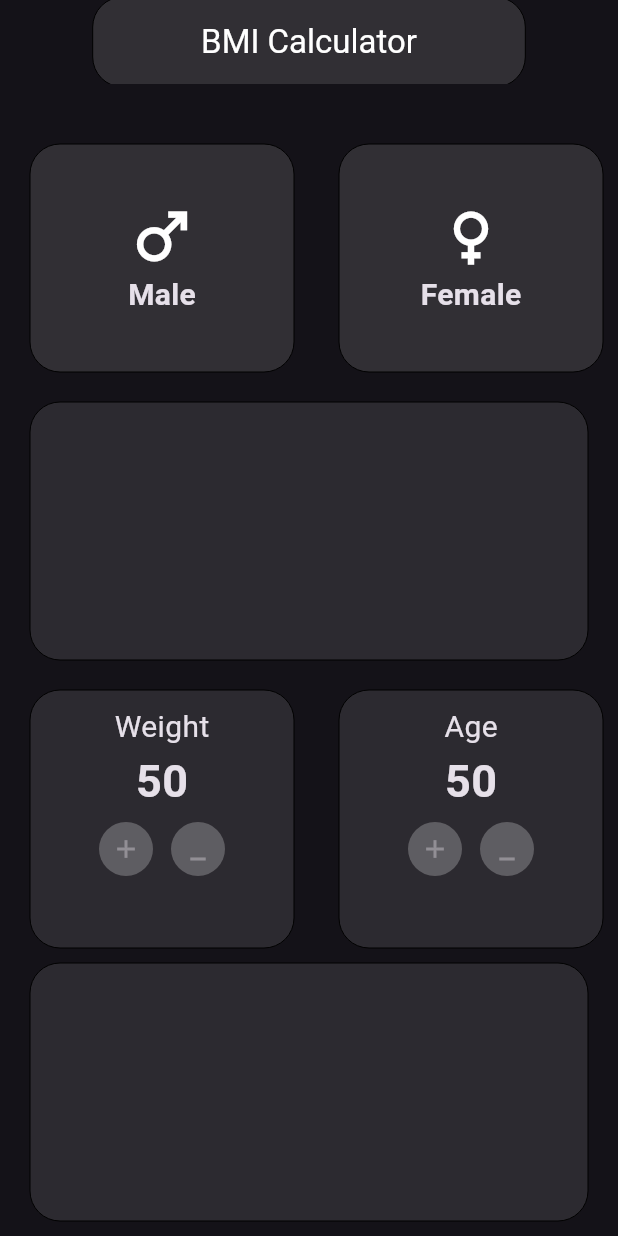
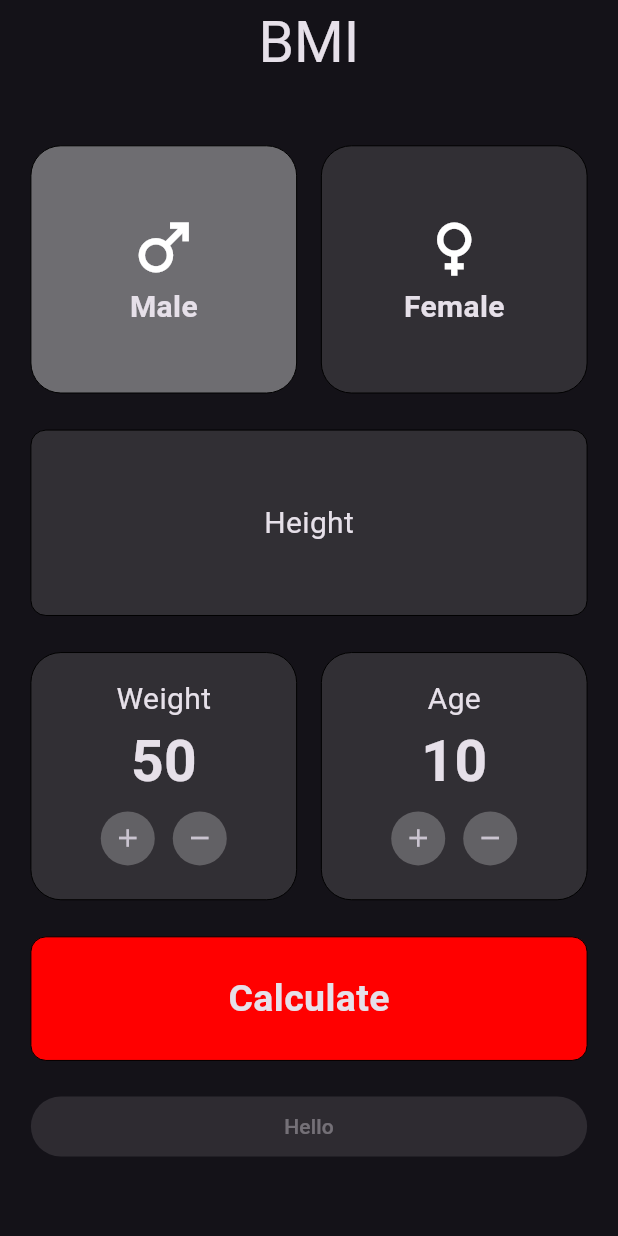
Before and after one commit to RanaMahadAhmer/BMI_Calculator, a Flutter app: the screen it shows after launch, on a phone screen of 412 x 824 dp. Run offline on Flutter 3.47's test engine with Material 2 defaults, Android fonts, the phone set to English and light mode, and no system bars.

Commit message:
Made Some Major Changes In UI

```diff
--- /dev/null
+++ b/lib/constants.dart
@@ -0,0 +1,31 @@
+import 'package:flutter/material.dart';
+
+int weight = 50;
+int age = 10;
+
+Color maleCardColor = Colors.white38;
+Color femaleCardColor = Colors.white12;
+bool maleSelected = true;
+
+changeGenderCardColor() {
+  if (maleSelected) {
+    maleCardColor = Colors.white38;
+    femaleCardColor = Colors.white10;
+  } else {
+    maleCardColor = Colors.white10;
+    femaleCardColor = Colors.white38;
+  }
+}
+
+decorateBox({required Color color, required double radius}) {
+  return BoxDecoration(
+    color: color,
+    border: Border.all(width: 0),
+    borderRadius: BorderRadius.circular(radius),
+  );
+}
+
+ButtonStyle buttonStyle = const ButtonStyle(
+  minimumSize: MaterialStatePropertyAll(Size(20, 20)),
+  backgroundColor: MaterialStatePropertyAll(Colors.white24),
+);
--- a/lib/main.dart
+++ b/lib/main.dart
@@ -1,4 +1,6 @@
 import 'package:flutter/material.dart';
+
+import 'constants.dart';
 
 void main() => runApp(const MyApp());
 
@@ -16,39 +18,12 @@ class MyApp extends StatelessWidget {
         child: Scaffold(
           appBar: AppBar(
             centerTitle: true,
-            shape: RoundedRectangleBorder(
-                borderRadius: BorderRadius.circular(100)),
-            title: const AppTitle(),
+            title: const Text(
+              "BMI",
+              style: TextStyle(fontSize: 38),
+            ),
           ),
           body: const AppBody(),
-        ),
-      ),
-      debugShowCheckedModeBanner: false,
-    );
-  }
-}
-
-class AppTitle extends StatefulWidget {
-  const AppTitle({super.key});
-
-  @override
-  State<AppTitle> createState() => _AppTitleState();
-}
-
-class _AppTitleState extends State<AppTitle> {
-  @override
-  Widget build(BuildContext context) {
-    return Container(
-      width: MediaQuery.of(context).size.width * 0.7,
-      height: 60,
-      decoration: BoxDecoration(
-          color: Colors.white12,
-          border: Border.all(width: 0),
-          borderRadius: BorderRadius.circular(20)),
-      child: const Center(
-        child: Text(
-          "BMI Calculator",
-          style: TextStyle(color: Colors.white),
         ),
       ),
     );
@@ -63,22 +38,9 @@ class AppBody extends StatefulWidget {
 }
 
 class _AppBodyState extends State<AppBody> {
-  Color selectedColor = Colors.white12;
-  Color selectedColor2 = Colors.white12;
-  int weight = 50;
-  int age = 10;
-
-  Yes() {
+  changeData(int data, int change) {
     setState(() {
-      selectedColor = Colors.white10;
-      selectedColor2 = Colors.white12;
-    });
-  }
-
-  No() {
-    setState(() {
-      selectedColor = Colors.white12;
-      selectedColor2 = Colors.white10;
+      data = data + change;
     });
   }
 
@@ -86,13 +48,16 @@ class _AppBodyState extends State<AppBody> {
       {required IconData icon,
       required String text,
       required Color color,
-      required VoidCallback fun}) {
+      required bool selectMale}) {
     return GestureDetector(
       onTap: () {
-        fun();
+        setState(() {
+          maleSelected = selectMale;
+          changeGenderCardColor();
+        });
       },
       child: Container(
-        margin: const EdgeInsets.only(top: 40, left: 20, right: 10),
+        width: MediaQuery.of(context).size.width * 0.43,
         decoration: BoxDecoration(
           color: color,
           border: Border.all(width: 0),
@@ -115,124 +80,158 @@ class _AppBodyState extends State<AppBody> {
     );
   }
 
-  Widget _createValuedCard({required String text, required Function fun}) {
-    return GestureDetector(
-      onTap: () {
+  Widget _createButton({required IconData icon, required VoidCallback fun}) {
+    return IconButton(
+      splashColor: Colors.red,
+      onPressed: () {
+        setState(() {
           fun();
+        });
       },
-      child: Container(
-        margin: const EdgeInsets.only(top: 20, left: 20, right: 10),
-        padding: const EdgeInsets.only(top: 10),
-        decoration: BoxDecoration(
-          color: Colors.white10,
-          border: Border.all(width: 0),
-          borderRadius: BorderRadius.circular(20),
-        ),
+      iconSize: 20,
+      style: buttonStyle,
+      icon: Icon(icon),
+    );
+  }
+
+  Widget _createValuedCard(
+      {required String text,
+      required int value,
+      required VoidCallback addFun,
+      required VoidCallback subFun}) {
+    return Container(
+      width: MediaQuery.of(context).size.width * 0.43,
+      decoration: decorateBox(color: Colors.white12, radius: 20),
       child: Column(
+        mainAxisAlignment: MainAxisAlignment.center,
         children: [
           Text(
             text,
             style: const TextStyle(fontSize: 20),
           ),
           Text(
-              weight.toString(),
-              style: const TextStyle(fontSize: 30, fontWeight: FontWeight.bold),
+            value.toString(),
+            style: const TextStyle(fontSize: 38, fontWeight: FontWeight.bold),
           ),
-            const Row(
+          Row(
             mainAxisAlignment: MainAxisAlignment.center,
             children: [
-                IconButton(
-                  onPressed: null,
-                  iconSize: 20,
-                  style: ButtonStyle(
-                      minimumSize: MaterialStatePropertyAll(Size(20, 20)),
-                      backgroundColor:
-                          MaterialStatePropertyAll(Colors.white24)),
-                  icon: Icon(Icons.add),
-                ),
-                IconButton(
-                  onPressed: null,
-                  iconSize: 20,
-                  style: ButtonStyle(
-                      minimumSize: MaterialStatePropertyAll(Size(20, 20)),
-                      backgroundColor:
-                          MaterialStatePropertyAll(Colors.white24)),
-                  icon: Icon(Icons.minimize),
-                ),
+              _createButton(icon: Icons.add, fun: addFun),
+              _createButton(icon: Icons.remove, fun: subFun),
             ],
           )
         ],
       ),
-      ),
     );
   }
 
+  Widget insertTopPadding(double num) {
+    return SizedBox(height: num);
+  }
+
+  // TODO: Modularize Into Screen
   @override
   Widget build(BuildContext context) {
-    return Column(
-      mainAxisAlignment: MainAxisAlignment.spaceAround,
+    return Padding(
+      padding: EdgeInsets.symmetric(
+          horizontal: MediaQuery.of(context).size.width * .05),
+      child: Column(
         crossAxisAlignment: CrossAxisAlignment.stretch,
         children: [
-        Expanded(
+          insertTopPadding(MediaQuery.of(context).size.height * 0.05),
+          SizedBox(
+            height: MediaQuery.of(context).size.height * 0.2,
+            width: MediaQuery.of(context).size.width * 0.9,
             child: Row(
-            crossAxisAlignment: CrossAxisAlignment.stretch,
+              mainAxisAlignment: MainAxisAlignment.spaceBetween,
               children: [
-              Expanded(
-                child: _createGenderCards(
+                _createGenderCards(
                     icon: Icons.male,
                     text: 'Male',
-                    color: selectedColor,
-                    fun: Yes),
-              ),
-              Expanded(
-                child: _createGenderCards(
+                    color: maleCardColor,
+                    selectMale: true),
+                _createGenderCards(
                     icon: Icons.female,
                     text: 'Female',
-                    color: selectedColor2,
-                    fun: No),
+                    color: femaleCardColor,
+                    selectMale: false),
+              ],
+            ),
+          ),
+          insertTopPadding(MediaQuery.of(context).size.height * 0.03),
+          Container(
+            width: MediaQuery.of(context).size.width * 0.9,
+            height: MediaQuery.of(context).size.height * 0.15,
+            decoration: decorateBox(color: Colors.white12, radius: 10),
+            child: const Column(
+              mainAxisAlignment: MainAxisAlignment.center,
+              children: [
+                Text(
+                  "Height",
+                  style: TextStyle(fontSize: 20),
+                ),
+                // TODO: Implement A Slider
+                // Slider(value: 10, onChanged: null),
+              ],
+            ),
+          ),
+          insertTopPadding(MediaQuery.of(context).size.height * 0.03),
+          SizedBox(
+            width: MediaQuery.of(context).size.width * 0.9,
+            height: MediaQuery.of(context).size.height * 0.20,
+            child: Row(
+              mainAxisAlignment: MainAxisAlignment.spaceBetween,
+              children: [
+                _createValuedCard(
+                  text: 'Weight',
+                  value: weight,
+                  addFun: () {
+                    (weight < 140) ? ++weight : weight;
+                  },
+                  subFun: () {
+                    (weight > 1) ? --weight : weight;
+                  },
+                ),
+                _createValuedCard(
+                  text: 'Age',
+                  value: age,
+                  addFun: () {
+                    (age < 140) ? ++age : age;
+                  },
+                  subFun: () {
+                    (age > 1) ? --age : age;
+                  },
                 ),
               ],
             ),
           ),
-        Expanded(
+          insertTopPadding(MediaQuery.of(context).size.height * 0.03),
+          GestureDetector(
+            onTap: () {
+              // TODO: Implement Method to calculate the BMI
+              print("object");
+            },
             child: Container(
-            margin: const EdgeInsets.only(top: 20, left: 20, right: 20),
-            decoration: BoxDecoration(
-              color: Colors.white10,
-              border: Border.all(width: 0),
-              borderRadius: BorderRadius.circular(20),
-            ),
-            child: const Text(''),
+              width: MediaQuery.of(context).size.width * 0.9,
+              height: MediaQuery.of(context).size.height * 0.1,
+              decoration: decorateBox(
+                  color: const Color.fromRGBO(255, 0, 0, 100), radius: 10),
+              child: const Center(
+                child: Text(
+                  "Calculate",
+                  style: TextStyle(fontSize: 25, fontWeight: FontWeight.bold),
                 ),
               ),
-        Expanded(
-          child: Row(
-            crossAxisAlignment: CrossAxisAlignment.stretch,
-            children: [
-              Expanded(
-                child: _createValuedCard(text: 'Weight', fun: () {}),
             ),
-              Expanded(
-                child: _createValuedCard(text: 'Age', fun: () {}),
+          ),
+          insertTopPadding(20),
+          const ElevatedButton(
+            // TODO: Implement A Button To Change Theme Of App
+            onPressed: null,
+            child: Text("Hello"),
           ),
         ],
       ),
-        ),
-        Expanded(
-          child: Container(
-            margin: const EdgeInsets.symmetric(
-              vertical: 10,
-              horizontal: 20,
-            ),
-            decoration: BoxDecoration(
-              color: Colors.white10,
-              border: Border.all(width: 0),
-              borderRadius: BorderRadius.circular(20),
-            ),
-            child: const Text(''),
-          ),
-        ),
-      ],
     );
   }
 }
```
Lines whose indentation alone changed are shown as unchanged.
